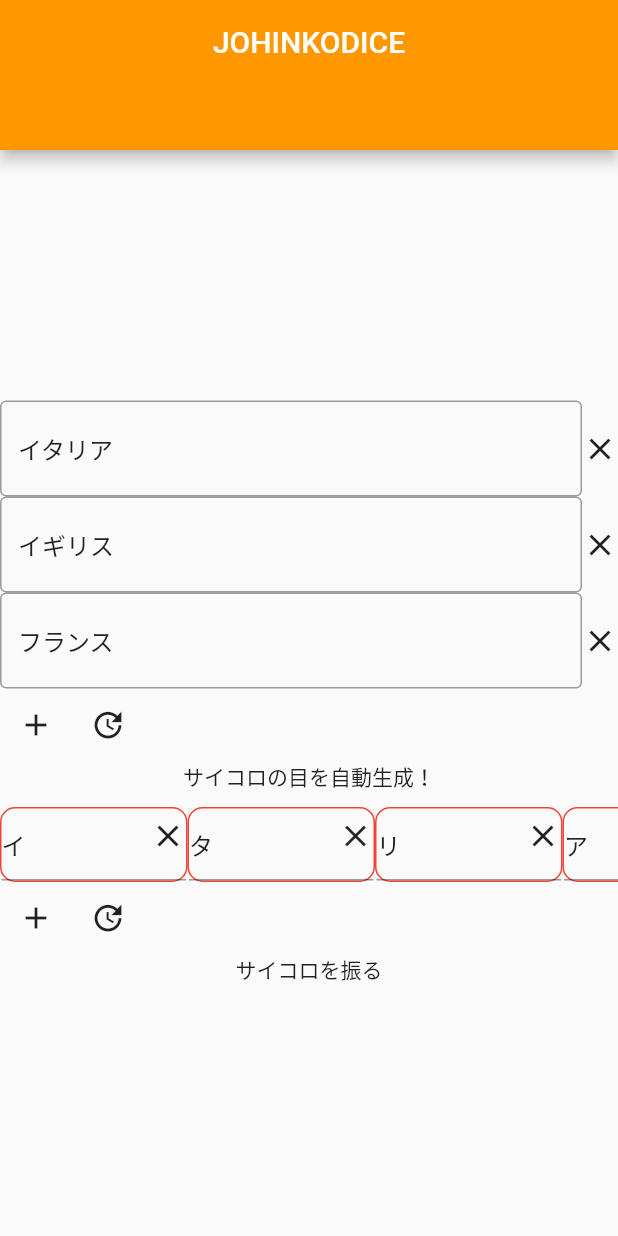
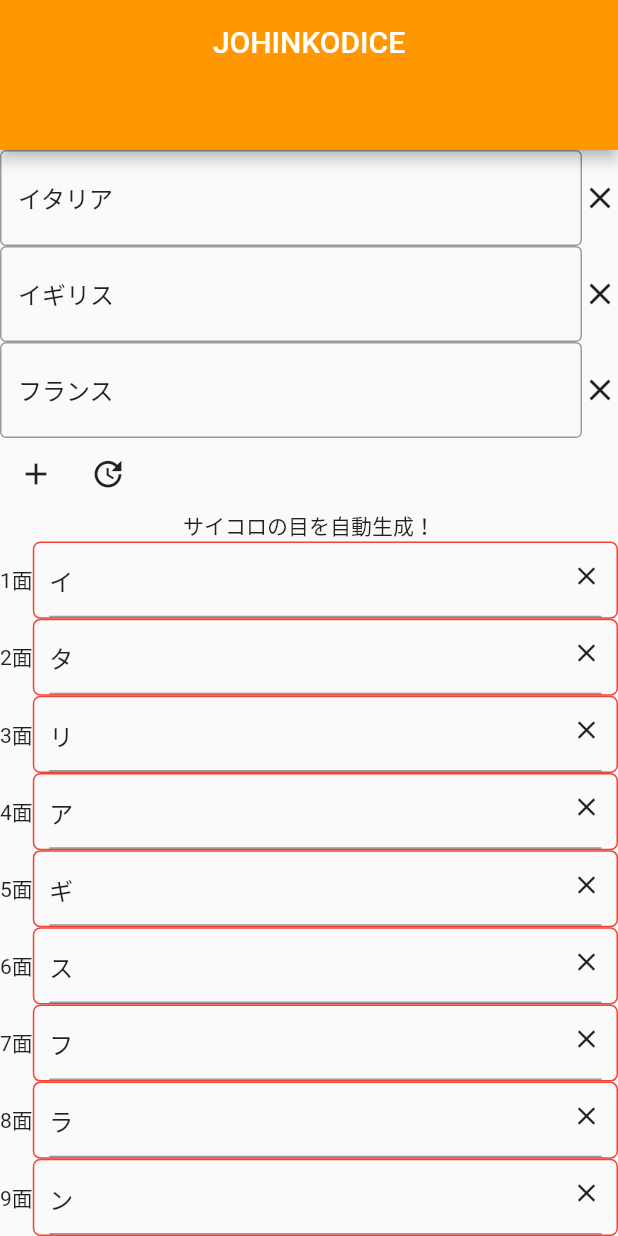
Before and after one commit to acannie/johinkodice, a Flutter app: the screen it shows after launch, on a phone screen of 412 x 824 dp. Run offline on Flutter 3.47's test engine with Material 2 defaults, Android fonts, the phone set to English and light mode, and no system bars.

Commit message:
code: 面のインデックス表示を実装。

```diff
--- a/lib/define_dice.dart
+++ b/lib/define_dice.dart
@@ -20,22 +20,22 @@ class DefineDice extends StatelessWidget {
             nkoController.initDice();
           },
         ),
-        Container(
-          height: 50,
-          margin: const EdgeInsets.only(top: 10.0),
-          child: ListView.builder(
-            scrollDirection: Axis.horizontal,
+        ListView.builder(
+          shrinkWrap: true,
           itemCount: nkoController.dices.length,
           itemBuilder: (context, index) {
             textFieldControllers
                 .add(TextEditingController(text: nkoController.dices[index]));
 
-              return SizedBox(
-                width: 125,
+            return Row(
+              children: [
+                Text((index + 1).toString() + "面"),
+                Expanded(
                   child: Container(
+                    padding: const EdgeInsets.symmetric(horizontal: 10),
                     decoration: BoxDecoration(
                       border: Border.all(color: Colors.red),
-                    borderRadius: BorderRadius.circular(10),
+                      borderRadius: BorderRadius.circular(5),
                     ),
                     child: TextField(
                       inputFormatters: [
@@ -43,7 +43,7 @@ class DefineDice extends StatelessWidget {
                       ],
                       decoration: InputDecoration(
                         suffix: InkWell(
-                        child: const Icon(Icons.close),
+                          child: const Icon(Icons.close, size: 20),
                           onTap: () {
                             if (nkoController.dices.isNotEmpty) {
                               nkoController.removeDiceAt(index);
@@ -58,9 +58,10 @@ class DefineDice extends StatelessWidget {
                       },
                     ),
                   ),
+                ),
+              ],
             );
           },
-          ),
         ),
         Row(
           children: [
```
Lines whose indentation alone changed are shown as unchanged.
